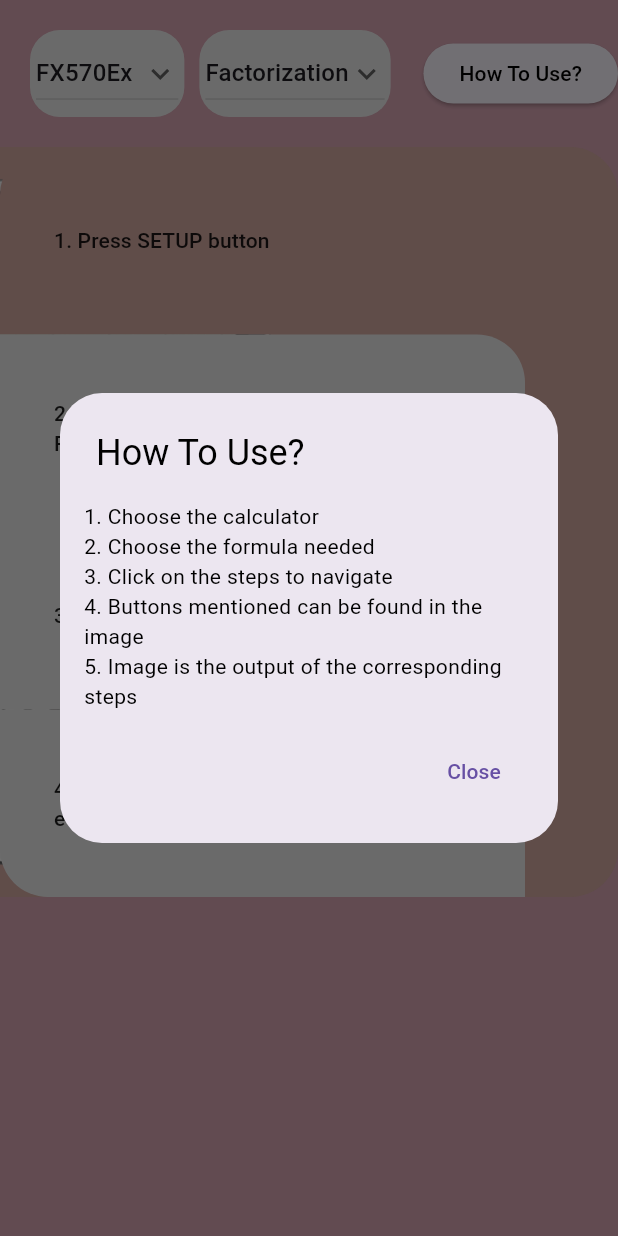
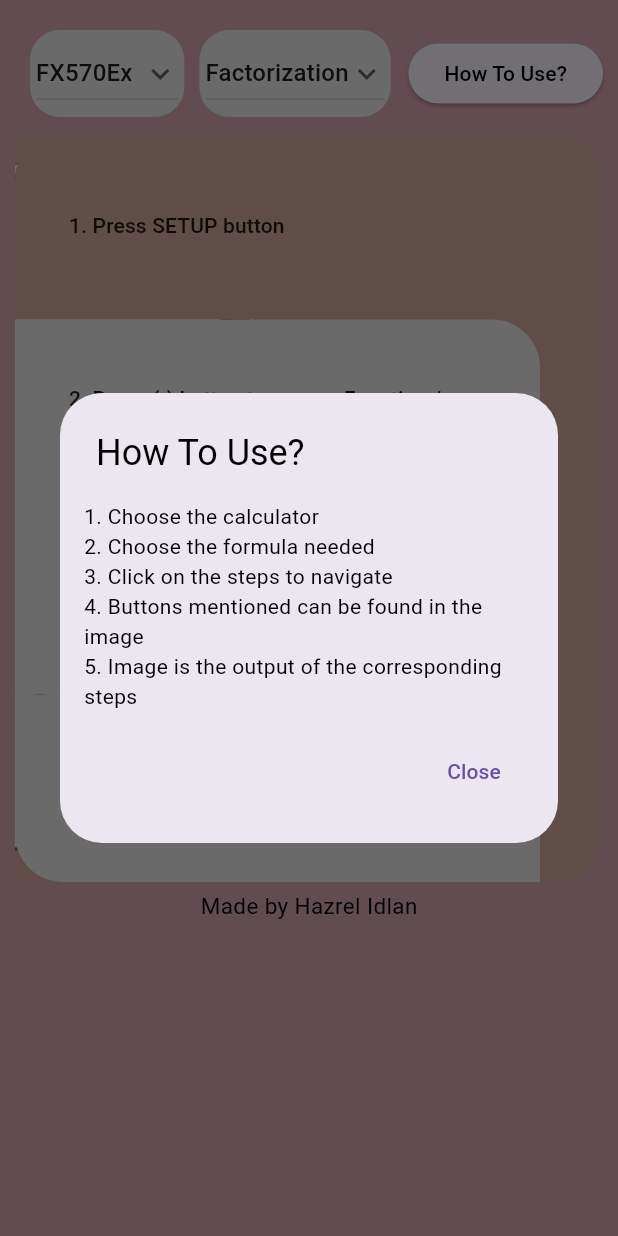
Before and after one commit to ihazrel/calc-steps, a Flutter app: the screen it shows after launch, after a tap on "How To Use?", on a phone screen of 412 x 824 dp. Run offline on Flutter 3.47's test engine with Material 3 defaults, Android fonts, the phone set to English and light mode, and no system bars; missing offline and left inert: window_size; Roboto replaces fonts that are missing (Arial Bold).

Commit message:
Add Creator Name

```diff
--- a/calc_steps/lib/main.dart
+++ b/calc_steps/lib/main.dart
@@ -8,9 +8,8 @@ void main() {
   WidgetsFlutterBinding.ensureInitialized();
 
   if (Platform.isWindows || Platform.isLinux || Platform.isIOS) {
-    setWindowTitle('Calculator Step');
-    setWindowMaxSize(const Size(1280, 720));
-    setWindowMinSize(const Size(1280, 720));
+    setWindowTitle('CalcSteps');
+    setWindowMinSize(Size(1056, 665));
   }
 
   runApp(const MainApp());
--- a/calc_steps/lib/pages/home_page.dart
+++ b/calc_steps/lib/pages/home_page.dart
@@ -56,14 +56,16 @@ class _HomePageState extends State<HomePage> {
   Widget build(BuildContext context) {
     return Scaffold(
       backgroundColor: Color.fromARGB(225, 206, 150, 166),
-      body: Center(
+      body: Padding(
+        padding: const EdgeInsets.all(10.0),
+        child: Center(
           child: Column(
             children: <Widget>[
-            // calculator dropdown
               SizedBox(
                 width: 1028,
                 child: Row(
                   children: [
+                    // dropdown menu
                     DropdownCalculator(
                       onFormulaIndexChanged: (int index) {
                         setState(() {
@@ -106,6 +108,8 @@ class _HomePageState extends State<HomePage> {
                       },
                     ),
                     Spacer(),
+
+                    // how to use button
                     TutorialButton(),
                   ],
                 ),
@@ -125,7 +129,26 @@ class _HomePageState extends State<HomePage> {
                   _pages[_pageIndex],
                 ],
               ),
+
+              SizedBox(
+                width: 1028,
+                child: Padding(
+                  padding: const EdgeInsets.only(top: 5.00),
+                  child: Container(
+                    alignment: Alignment.center,
+                    child: Text(
+                      "Made by Hazrel Idlan",
+                      style: TextStyle(
+                        fontFamily: 'Arial Bold',
+                        fontSize: 15,
+                        color: Color.fromARGB(255, 0, 0, 0),
+                      ),
+                    ),
+                  ),
+                ),
+              )
             ],
+          ),
         ),
       ),
     );
--- a/calc_steps/lib/util/dropdown_menu.dart
+++ b/calc_steps/lib/util/dropdown_menu.dart
@@ -26,7 +26,7 @@ class _DropdownCalculatorState extends State<DropdownCalculator> {
   @override
   Widget build(BuildContext context) {
     return Padding(
-      padding: const EdgeInsets.all(20.0),
+      padding: const EdgeInsets.all(10.0),
       child: Row(
         children: [
           // calculator dropdown menu
```
Lines whose indentation alone changed are shown as unchanged.
